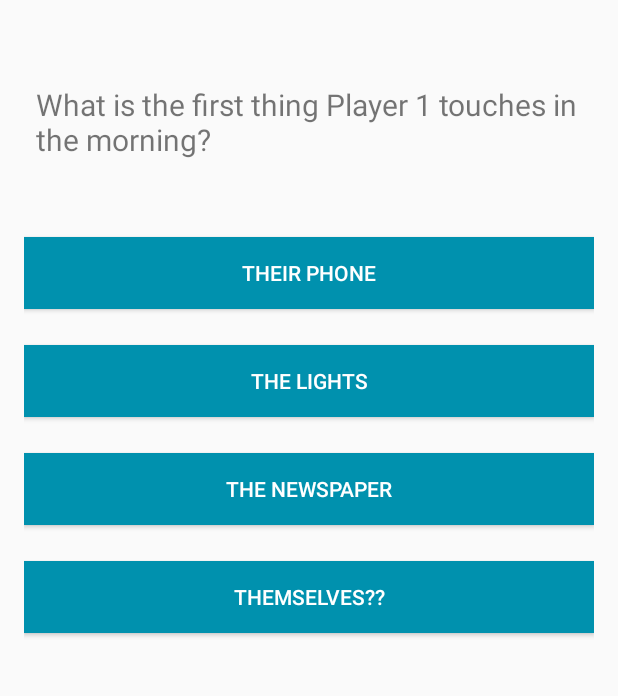
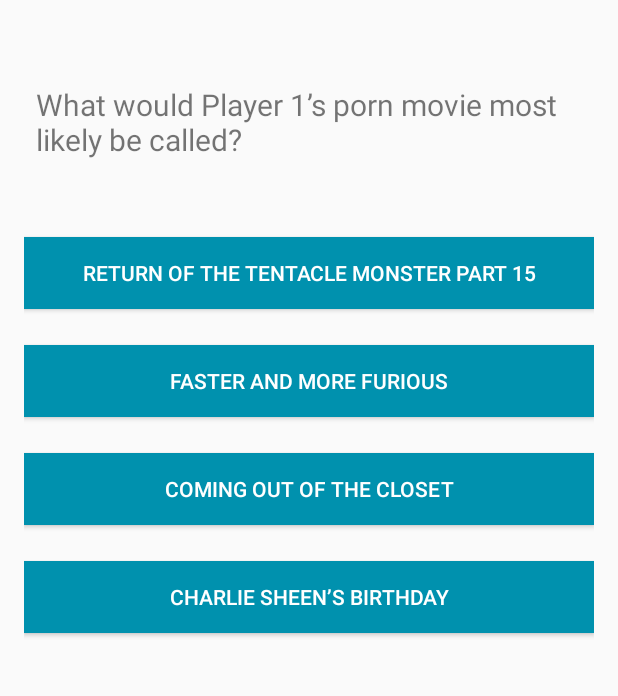
Before and after one commit to jsannyjr/A-Game-Of-Friends, an Android app: the QuizActivity screen opened directly, with no data from a screen before it, in the options menu, after a tap on "Settings", on a phone screen of 412 x 824 dp, the part 149-845 px from its top. Run offline under Robolectric (Android 15) with nearby library versions, the phone set to English and light mode, and no system bars.

Commit message:
Trying to fix bugs for presentation.
Doesn't reach scoring screen.

```diff
--- a/AGameOfFriends/app/src/main/java/com/agameoffriends/agameoffriends/QuestionLibrary.java
+++ b/AGameOfFriends/app/src/main/java/com/agameoffriends/agameoffriends/QuestionLibrary.java
@@ -26,7 +26,8 @@
             {"My anaconda wants some of that.", "Have you ever seen the Eiffel Tower this close?", "Call me Big Daddy.", "You’re kidding right?"},
             {"Man of Steel", "Gone in Sixty Seconds", "Mission Impossible", "Home Alone"},
             {"Frodo", "Easter Bunny", "Jesus", "Buddha"},
-            {"Return of the Tentacle Monster Part 15", "Faster and more Furious", "Coming out of the Closet", "Charlie Sheen’s Birthday"}
+            {"Return of the Tentacle Monster Part 15", "Faster and more Furious", "Coming out of the Closet", "Charlie Sheen’s Birthday"},
+            {"Hello World", "Hello World", "Hello World", "Hello World"}
     };
 
     List<String> nAnswers = new ArrayList<>();
--- a/AGameOfFriends/app/src/main/java/com/agameoffriends/agameoffriends/QuizActivity.java
+++ b/AGameOfFriends/app/src/main/java/com/agameoffriends/agameoffriends/QuizActivity.java
@@ -129,8 +129,8 @@
     }
 
     public void updateQuestion() {
-
-        if(mQuestionNumber < 4) {
+        System.out.println(mQuestionNumber);
+        if(mQuestionNumber < 5) {
             mQuestionView.setText(questionLibrary.getQuestion(mQuestionNumber));
             nButtonChoice0.setText(questionLibrary.getChoice0(mQuestionNumber));
             nButtonChoice1.setText(questionLibrary.getChoice1(mQuestionNumber));
@@ -141,15 +141,18 @@
             usedAnswer.add(questionLibrary.getChoice1(mQuestionNumber));
             usedAnswer.add(questionLibrary.getChoice2(mQuestionNumber));
             usedAnswer.add(questionLibrary.getChoice3(mQuestionNumber));
+            System.out.println("First Session");
 
         }
 
-        if(mQuestionNumber == 4){
+        else if(mQuestionNumber == 5){
+            System.out.println("Mid Session");
             mQuestionNumber++;
             startActivity(new Intent(QuizActivity.this, SubActivity.class));
+            updateQuestion();
         }
-        if(mQuestionNumber > 4) {
-            System.out.println("Second Session");
+        else if(mQuestionNumber > 5 && mQuestionNumber < 13) {
+            System.out.println("Second Session " + mQuestionNumber);
             mQuestionView.setText(usedQuestions.get(mQuestionNumberNew));
             nButtonChoice0.setText(usedAnswer.get(0 + 4 * mQuestionNumberNew));
             nButtonChoice1.setText(usedAnswer.get(1 + 4 * mQuestionNumberNew));
@@ -158,18 +161,19 @@
             mAnswer = questionLibrary.getCorrectAnswer(mQuestionNumberNew);
             mQuestionNumberNew++;
         }
-        else if(mQuestionNumber > 10) {
+        else if(mQuestionNumber > 13) {
             Intent scoring = new Intent(QuizActivity.this, ScoreActivity.class);
             scoring.putExtra("Score Value", mScore);
             startActivity(scoring);
         }
         else{
-            //throw new Error("Help me");
+            System.out.println("Bug");
         }
         System.out.println(usedQuestions);
         //questionLibrary.nQuestions.remove(mQuestionNumber);
         //questionLibrary.nChoices.
         mQuestionNumber++;
+        System.out.println(mQuestionNumber);
 
 
 
--- a/AGameOfFriends/app/src/main/java/com/agameoffriends/agameoffriends/ScoreActivity.java
+++ b/AGameOfFriends/app/src/main/java/com/agameoffriends/agameoffriends/ScoreActivity.java
@@ -28,7 +28,7 @@
         mFinishButton.setOnClickListener(new View.OnClickListener() {
             @Override
             public void onClick(View view) {
-                finish();
+                //finish();
                 startActivity(new Intent(ScoreActivity.this, MainActivity.class));
             }
         });
```
